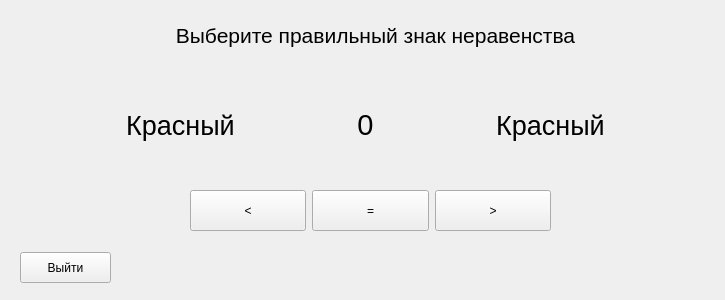
Qt form inequalityquest.ui (moevm/gui-1h2017-12) before a commit.
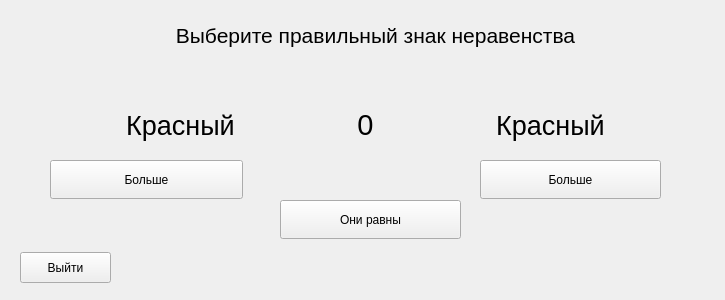
The same form after that commit.

Commit message: Исправлена неккоректная работа умножения на отрицательные числа

What changed in the file:
```diff
--- a/inequalityquest.ui
+++ b/inequalityquest.ui
@@ -13,57 +13,6 @@
   <property name="windowTitle">
    <string>Form</string>
   </property>
-  <widget class="QWidget" name="layoutWidget">
-   <property name="geometry">
-    <rect>
-     <x>190</x>
-     <y>190</y>
-     <width>361</width>
-     <height>41</height>
-    </rect>
-   </property>
-   <layout class="QHBoxLayout" name="horizontalLayout_2">
-    <item>
-     <widget class="QPushButton" name="low">
-      <property name="sizePolicy">
-       <sizepolicy hsizetype="Minimum" vsizetype="Minimum">
-        <horstretch>0</horstretch>
-        <verstretch>0</verstretch>
-       </sizepolicy>
-      </property>
-      <property name="text">
-       <string>&lt;</string>
-      </property>
-     </widget>
-    </item>
-    <item>
-     <widget class="QPushButton" name="eq">
-      <property name="sizePolicy">
-       <sizepolicy hsizetype="Minimum" vsizetype="Minimum">
-        <horstretch>0</horstretch>
-        <verstretch>0</verstretch>
-       </sizepolicy>
-      </property>
-      <property name="text">
-       <string>=</string>
-      </property>
-     </widget>
-    </item>
-    <item>
-     <widget class="QPushButton" name="more">
-      <property name="sizePolicy">
-       <sizepolicy hsizetype="Minimum" vsizetype="Minimum">
-        <horstretch>0</horstretch>
-        <verstretch>0</verstretch>
-       </sizepolicy>
-      </property>
-      <property name="text">
-       <string>&gt;</string>
-      </property>
-     </widget>
-    </item>
-   </layout>
-  </widget>
   <widget class="QWidget" name="layoutWidget_2">
    <property name="geometry">
     <rect>
@@ -158,11 +107,63 @@
     <string>&lt;html&gt;&lt;head/&gt;&lt;body&gt;&lt;p align=&quot;center&quot;&gt;&lt;span style=&quot; font-size:16pt;&quot;&gt;Выберите правильный знак неравенства&lt;/span&gt;&lt;/p&gt;&lt;/body&gt;&lt;/html&gt;</string>
    </property>
   </widget>
-  <zorder>layoutWidget</zorder>
-  <zorder>layoutWidget_2</zorder>
-  <zorder>exit</zorder>
-  <zorder>label</zorder>
-  <zorder>right</zorder>
+  <widget class="QPushButton" name="more">
+   <property name="geometry">
+    <rect>
+     <x>50</x>
+     <y>160</y>
+     <width>193</width>
+     <height>39</height>
+    </rect>
+   </property>
+   <property name="sizePolicy">
+    <sizepolicy hsizetype="Minimum" vsizetype="Minimum">
+     <horstretch>0</horstretch>
+     <verstretch>0</verstretch>
+    </sizepolicy>
+   </property>
+   <property name="text">
+    <string>Больше</string>
+   </property>
+  </widget>
+  <widget class="QPushButton" name="low">
+   <property name="geometry">
+    <rect>
+     <x>480</x>
+     <y>160</y>
+     <width>181</width>
+     <height>39</height>
+    </rect>
+   </property>
+   <property name="sizePolicy">
+    <sizepolicy hsizetype="Minimum" vsizetype="Minimum">
+     <horstretch>0</horstretch>
+     <verstretch>0</verstretch>
+    </sizepolicy>
+   </property>
+   <property name="text">
+    <string>Больше</string>
+   </property>
+  </widget>
+  <widget class="QPushButton" name="eq">
+   <property name="geometry">
+    <rect>
+     <x>280</x>
+     <y>200</y>
+     <width>181</width>
+     <height>39</height>
+    </rect>
+   </property>
+   <property name="sizePolicy">
+    <sizepolicy hsizetype="Minimum" vsizetype="Minimum">
+     <horstretch>0</horstretch>
+     <verstretch>0</verstretch>
+    </sizepolicy>
+   </property>
+   <property name="text">
+    <string>Они равны</string>
+   </property>
+  </widget>
  </widget>
  <resources/>
  <connections/>
```
The commit also changes 1 other file.
